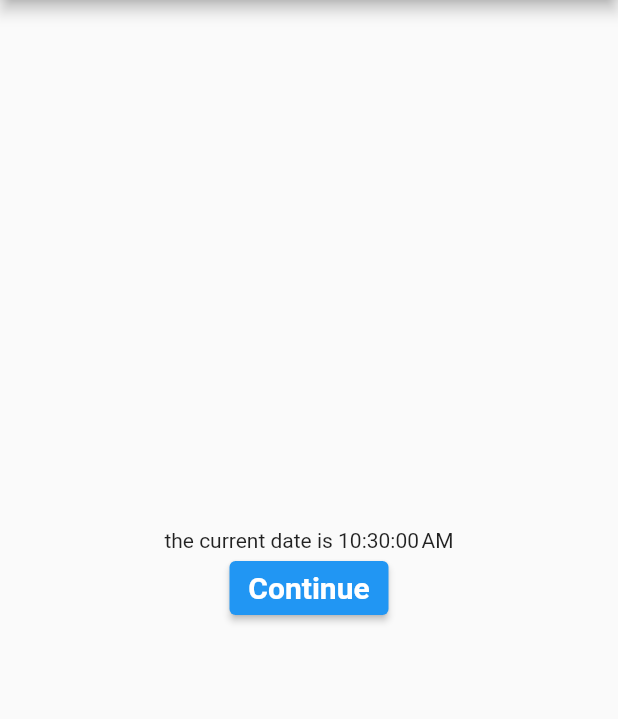
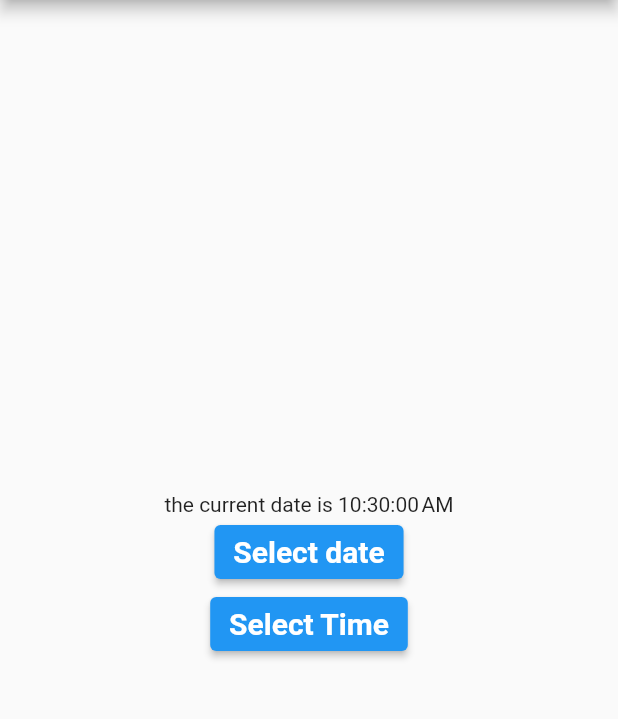
Before and after one commit to Spider-Calvin/MyFirst-Flutter-App, a Flutter app: the screen it shows after launch, on a phone screen of 412 x 824 dp, the part 84-803 px from its top. Run offline on Flutter 3.47's test engine with Material 2 defaults, Android fonts, the phone set to English and light mode, and no system bars.

Commit message:
Date and Time picker in flutter

```diff
--- a/lib/main.dart
+++ b/lib/main.dart
@@ -48,9 +48,27 @@ class _MyHomePage extends State<MyHomePage>  {
             mainAxisAlignment: MainAxisAlignment.center,
             children: [
               Text("the current date is ${DateFormat('jms').format(time)}"),
-              ElevatedButton(onPressed: (){
-                setState((){});
-              }, child: Text('Continue'))
+              ElevatedButton(onPressed: () async{
+                DateTime? date = await showDatePicker(
+                  context: context,
+                  initialDate:DateTime.now() ,
+                  firstDate: DateTime(2021),
+                  lastDate: DateTime(2025),
+                );
+                if (date != null ) {
+                  print("Selected date is $date");
+                }
+              }, child: Text('Select date')),
+              ElevatedButton(onPressed: () async{
+                TimeOfDay? Time = await showTimePicker(
+                  context: context,
+                  initialTime:TimeOfDay.now(),
+                  initialEntryMode: TimePickerEntryMode.dial,
+                );
+                if (Time != null ) {
+                  print("Selected Time is $Time");
+                }
+              }, child: Text('Select Time'))
             ],
           )
         ),
```
